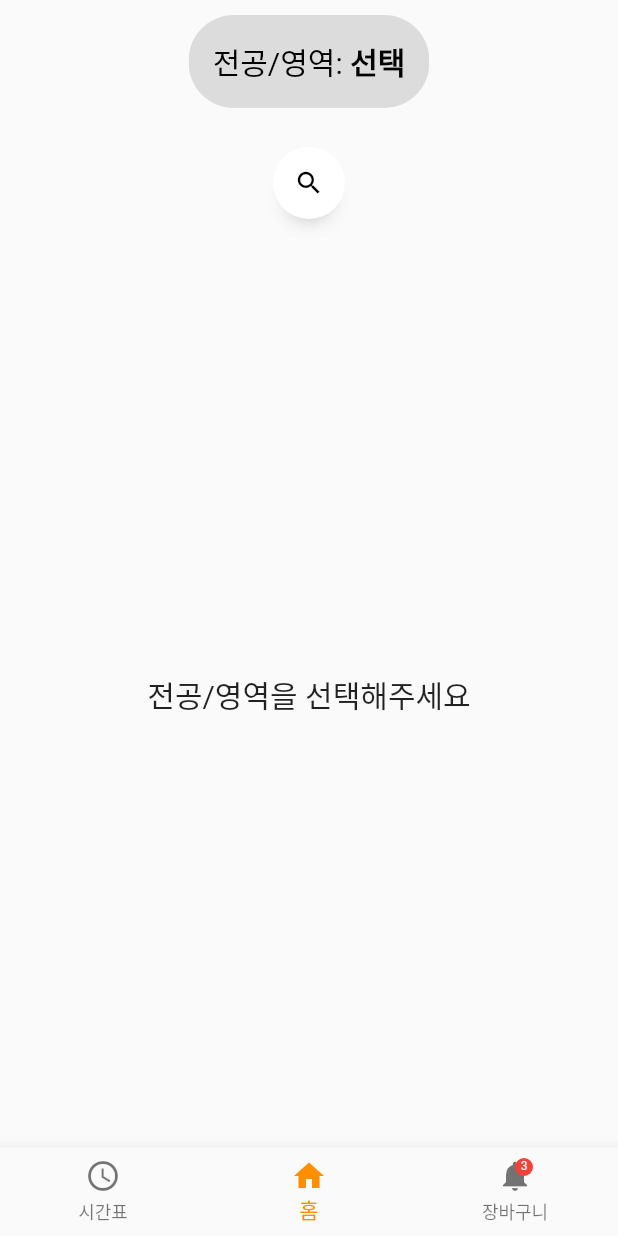
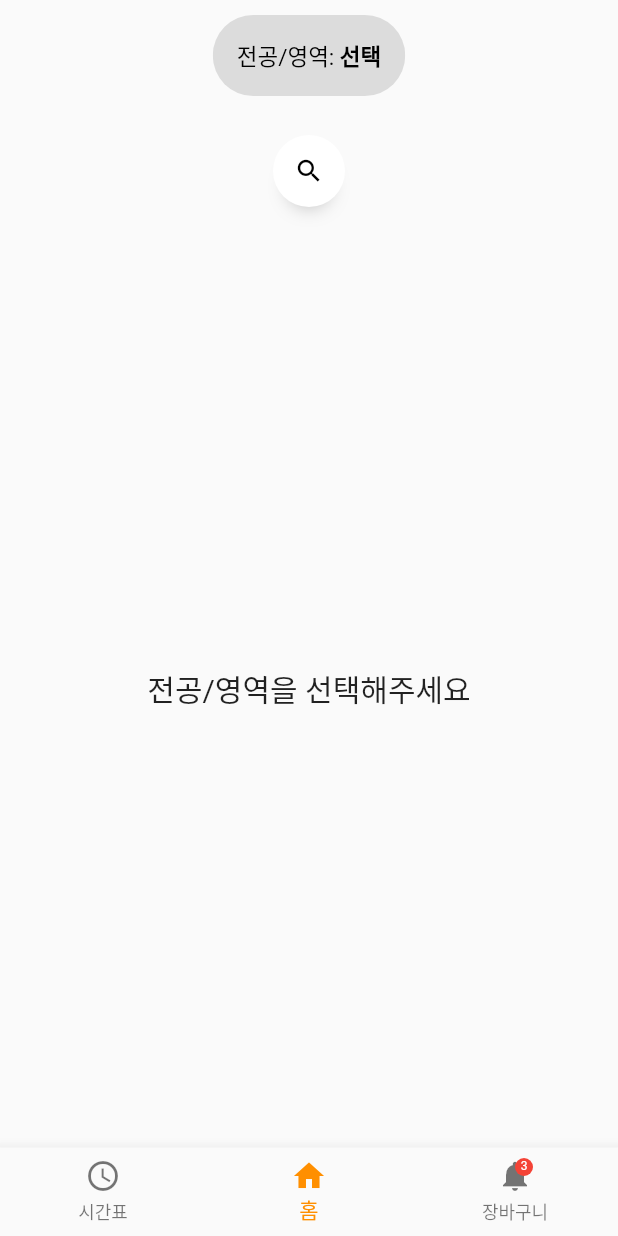
Before and after one commit to kdhhuns2000/making_time_table, a Flutter app: the screen it shows after launch, after a tap on "시간표 만들기", on a phone screen of 412 x 824 dp. Run offline on Flutter 3.47's test engine with Material 2 defaults, Android fonts, the phone set to English and light mode, and no system bars; drawn by our look-alikes of anim_search_bar; our stand-ins replace page_transition.

Commit message:
Update code cleaning with constant variables

```diff
--- a/lib/major.dart
+++ b/lib/major.dart
@@ -1,6 +1,7 @@
 import 'package:flutter/material.dart';
 import 'package:page_transition/page_transition.dart';
 import 'major_leaf.dart';
+import 'constants.dart';
 
 final major_map = [
   {
@@ -130,7 +131,7 @@ class MajorList extends StatelessWidget {
                     child: Center(
                       child: Text(
                         major_map[index].keys.single,
-                        style: TextStyle(fontSize: 25.0, color: Colors.black),
+                        style: TextStyle(fontSize: kFilterListFontSize, color: Colors.black),
                       ),
                     ),
                   ),
--- a/lib/major_field.dart
+++ b/lib/major_field.dart
@@ -1,6 +1,7 @@
 import 'package:flutter/material.dart';
 import 'package:page_transition/page_transition.dart';
 import 'major.dart';
+import 'constants.dart';
 
 final major_field_list = ['전공', '교양'];
 
@@ -66,7 +67,7 @@ class MajorFieldList extends StatelessWidget {
                     child: Center(
                       child: Text(
                         major_field_list[index],
-                        style: const TextStyle(fontSize: 25.0, color: Colors.black),
+                        style: const TextStyle(fontSize: kFilterListFontSize, color: Colors.black),
                       ),
                     ),
                   ),
--- a/lib/major_leaf.dart
+++ b/lib/major_leaf.dart
@@ -1,4 +1,5 @@
 import 'package:flutter/material.dart';
+import 'constants.dart';
 
 class MajorLeafList extends StatelessWidget {
   final String title;
@@ -50,7 +51,7 @@ class MajorLeafList extends StatelessWidget {
               child: Center(
                 child: Text(
                   major[index],
-                  style: const TextStyle(fontSize: 25.0, color: Colors.black),
+                  style: const TextStyle(fontSize: kFilterListFontSize, color: Colors.black),
                 ),
               ),
             );
--- a/lib/search.dart
+++ b/lib/search.dart
@@ -1,8 +1,11 @@
 import 'package:flutter/material.dart';
 import 'package:page_transition/page_transition.dart';
+import 'constants.dart';
 import 'subject_tile.dart';
 import 'major_field.dart';
 import 'package:anim_search_bar/anim_search_bar.dart';
+
+String majorFieldRange = '선택';
 
 class Search extends StatefulWidget {
   const Search({Key? key}) : super(key: key);
@@ -12,7 +15,6 @@ class Search extends StatefulWidget {
 }
 
 class _SearchState extends State<Search> {
-  String majorFieldRange = '선택';
   final TextEditingController _textController = TextEditingController();
 
   @override
@@ -39,13 +41,13 @@ class _SearchState extends State<Search> {
             mainAxisAlignment: MainAxisAlignment.spaceEvenly,
             children: <Widget>[
               ClipRRect(
-                borderRadius: BorderRadius.circular(30),
+                borderRadius: BorderRadius.circular(kClipRRectBorderRadius),
                 child: TextButton(
                   style: TextButton.styleFrom(
                     foregroundColor: Colors.black,
                     backgroundColor: Colors.black12,
                     padding: const EdgeInsets.all(16.0),
-                    textStyle: const TextStyle(fontSize: 20),
+                    textStyle: const TextStyle(fontSize: kClipRRectFontSize),
                   ),
                   onPressed: _onPressed,
                   child: Text.rich(
@@ -53,11 +55,10 @@ class _SearchState extends State<Search> {
                       children: <TextSpan>[
                         const TextSpan(
                           text: '전공/영역: ',
-                          style: TextStyle(fontSize: 20),
                         ),
                         TextSpan(
                           text: majorFieldRange,
-                          style: const TextStyle(fontSize: 20, fontWeight: FontWeight.bold),
+                          style: const TextStyle(fontWeight: FontWeight.bold),
                         ),
                       ],
                     ),
```
